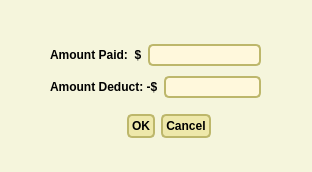
Above: new_start/UI_File/Paid.ui from maximustann/Bing_project before the change. Below: the same form after it.
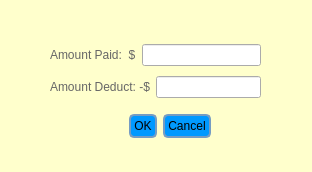
That is the form after the change.

The edit to the form file:
```diff
--- a/new_start/UI_File/Paid.ui
+++ b/new_start/UI_File/Paid.ui
@@ -15,114 +15,59 @@
   </property>
   <property name="styleSheet">
    <string notr="true">#Dialog {
-   background-color: beige;
+   background-color: rgb(255, 255, 204);
+   color: #cccccc;
 }
-
-/* Nice Windows-XP-style password character. */
-QLineEdit[echoMode=&quot;2&quot;] {
-    lineedit-password-character: 9679;
+QComboBox {
+	background-color:rgb(153, 204, 255);
 }
-
-/* We provide a min-width and min-height for push buttons
-   so that they look elegant regardless of the width of the text. */
 QPushButton {
-    background-color: palegoldenrod;
+    background-color: rgb(0, 153, 255);
     border-width: 2px;
-    border-color: darkkhaki;
+    border-color: rgb(117, 156, 195);
     border-style: solid;
     border-radius: 5;
     padding: 3px;
     min-width: 9ex;
     min-height: 2.5ex;
+	alternate-background-color: rgb(220, 220, 220);
 }
 
 QPushButton:hover {
    background-color: khaki;
 }
-
-/* Increase the padding, so the text is shifted when the button is
-   pressed. */
-QPushButton:pressed {
-    padding-left: 5px;
-    padding-top: 5px;
-    background-color: #d0d67c;
-}
-
-QLabel, QAbstractButton {
-    font: bold;
-}
-
-/* Mark mandatory fields with a brownish color. */
-.mandatory {
-    color: brown;
-}
-
-/* Bold text on status bar looks awful. */
-QStatusBar QLabel {
-   font: normal;
-}
-
-QStatusBar::item {
-    border-width: 1;
-    border-color: darkkhaki;
-    border-style: solid;
-    border-radius: 2;
-}
-
-QComboBox, QLineEdit, QSpinBox, QTextEdit, QListView {
-    background-color: cornsilk;
-    selection-color: #0a214c; 
-    selection-background-color: #C19A6B;
-}
-
+QTreeView {
+   background-color: #666666;
+   color: #cccccc;
+   alternate-background-color: #333333;
+} 
 QListView {
-    show-decoration-selected: 1;
+   background-color: #333333;
+   color: #cccccc;
 }
-
-QListView::item:hover {
-    background-color: wheat;
+QTextEdit {
+   background-color: rgb(244, 246, 255);
+   color: #cccccc;
 }
-
-/* We reserve 1 pixel space in padding. When we get the focus,
-   we kill the padding and enlarge the border. This makes the items
-   glow. */
-QLineEdit, QFrame {
-    border-width: 2px;
-    padding: 1px;
-    border-style: solid;
-    border-color: darkkhaki;
-    border-radius: 5px;
+QScrollBar:horizontal {
+   height: 20px;
 }
-
-/* As mentioned above, eliminate the padding and increase the border. */
-QLineEdit:focus, QFrame:focus {
-    border-width: 3px;
-    padding: 0px;
+QScrollBar:vertical {
+   width: 20px;
 }
-
-/* A QLabel is a QFrame ... */
+QTabWidget::pane {
+   border-top: 2px solid #cccccc;
+}
 QLabel {
-    border: none;
-    padding: 0;
-    background: none;
+   color: rgb(102, 102, 102); 
 }
 
-/* A QToolTip is a QLabel ... */
-QToolTip {
-    border: 2px solid darkkhaki;
-    padding: 5px;
-    border-radius: 3px;
-    opacity: 200;
+QCheckBox {
+   color: white; 
 }
 
-/* Nice to have the background color change when hovered. */
-QRadioButton:hover, QCheckBox:hover {
-    background-color: wheat;
-}
-
-/* Force the dialog's buttons to follow the Windows guidelines. */
-QDialogButtonBox {
-    button-layout: 0;
+QRadioButton{
+   color:white;
 }</string>
   </property>
   <widget class="QDialogButtonBox" name="buttonBox">
```
Left out of the diff: 2 changed lines with no effect on the pictures.
